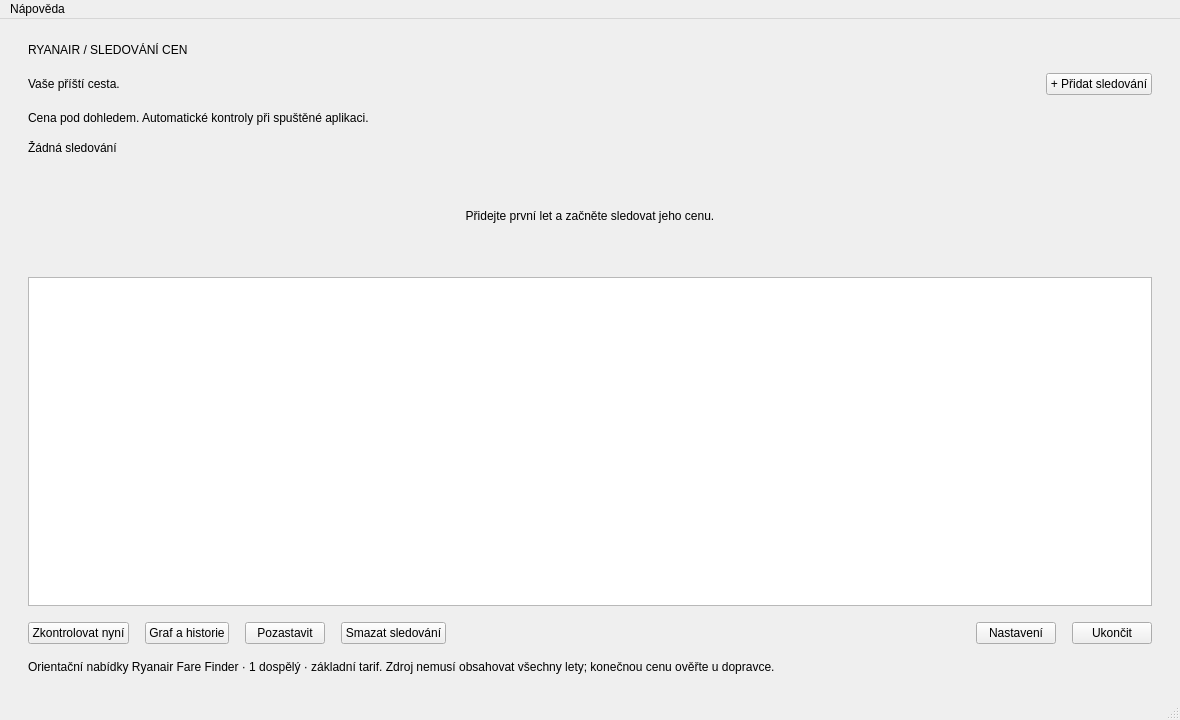
First picture: the form in ui/main_window.ui, repository mp00077/Letenky, before the edit.
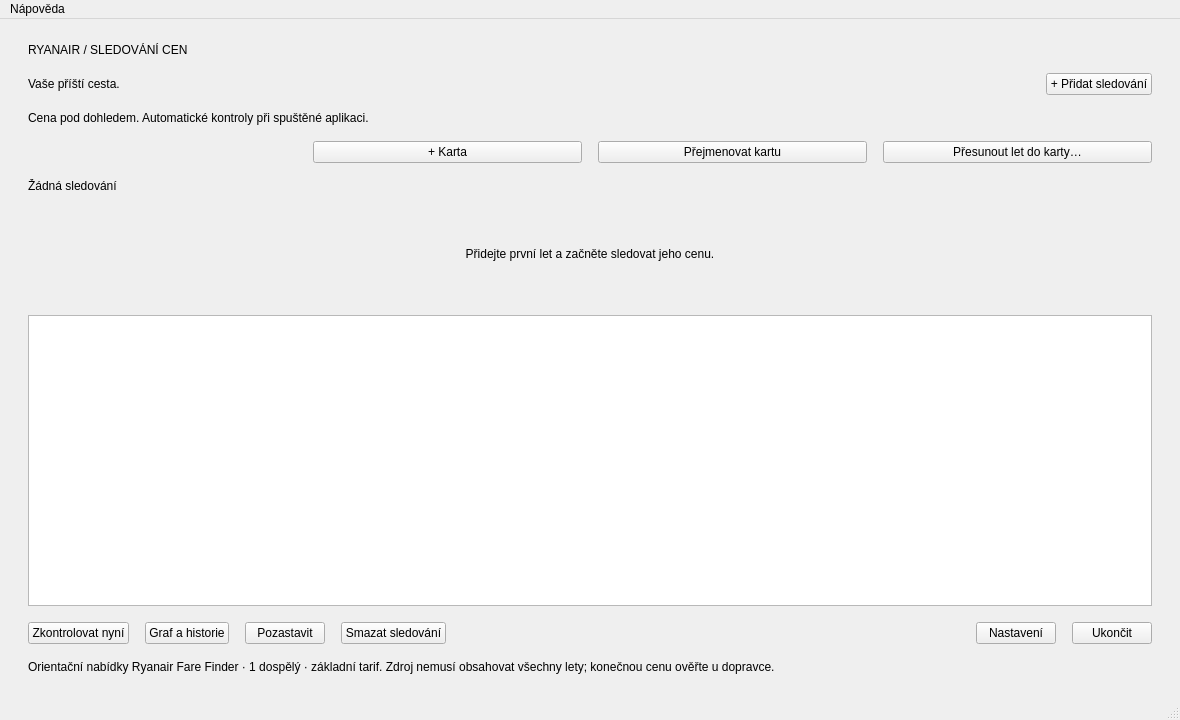
Second picture: the form after the edit.

Commit message:
- Přidány pojmenované karty sledovaných letů
jejich přejmenování a přesun sledování mezi kartami. Nová sledování se ukládají do otevřené karty; stávající lety jsou v kartě Ostatní. Rozdělení se ukládá v databázi a kontroly běží pro všechny karty.

What changed in the file:
```diff
--- a/ui/main_window.ui
+++ b/ui/main_window.ui
@@ -16,6 +16,12 @@
      <item><widget class="QPushButton" name="addButton"><property name="text"><string>+ Přidat sledování</string></property></widget></item>
     </layout></item>
     <item><widget class="QLabel" name="subtitle"><property name="text"><string>Cena pod dohledem. Automatické kontroly při spuštěné aplikaci.</string></property><property name="wordWrap"><bool>true</bool></property></widget></item>
+    <item><layout class="QHBoxLayout" name="tabsLayout">
+     <item><widget class="QTabBar" name="watchTabs"><property name="expanding"><bool>false</bool></property><property name="usesScrollButtons"><bool>true</bool></property></widget></item>
+     <item><widget class="QPushButton" name="addTabButton"><property name="text"><string>+ Karta</string></property></widget></item>
+     <item><widget class="QPushButton" name="renameTabButton"><property name="text"><string>Přejmenovat kartu</string></property></widget></item>
+     <item><widget class="QPushButton" name="moveTabButton"><property name="text"><string>Přesunout let do karty…</string></property></widget></item>
+    </layout></item>
     <item><widget class="QLabel" name="summaryLabel"><property name="text"><string>Žádná sledování</string></property></widget></item>
     <item><widget class="QLabel" name="emptyLabel"><property name="text"><string>Přidejte první let a začněte sledovat jeho cenu.</string></property><property name="alignment"><set>Qt::AlignCenter</set></property><property name="minimumSize"><size><width>0</width><height>90</height></size></property></widget></item>
     <item><widget class="QTableView" name="table"><property name="alternatingRowColors"><bool>true</bool></property><property name="selectionBehavior"><enum>QAbstractItemView::SelectRows</enum></property><property name="selectionMode"><enum>QAbstractItemView::SingleSelection</enum></property><property name="editTriggers"><set>QAbstractItemView::NoEditTriggers</set></property><property name="showGrid"><bool>false</bool></property></widget></item>
```
The commit also changes 8 other files.
